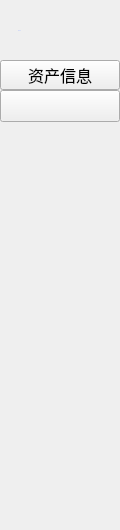
Before: the Qt Designer form LNKWallet/functionBar/FunctionGuardWidget.ui in HcashOrg/hx-indicator, drawn with Qt 5.
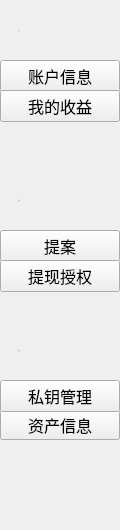
After: the same form once the commit is applied.

Patch:
```diff
--- a/LNKWallet/functionBar/FunctionGuardWidget.ui
+++ b/LNKWallet/functionBar/FunctionGuardWidget.ui
@@ -37,7 +37,7 @@
 padding-left: 18px;</string>
    </property>
    <property name="text">
-    <string>Guard</string>
+    <string>账户</string>
    </property>
    <property name="alignment">
     <set>Qt::AlignLeading|Qt::AlignLeft|Qt::AlignVCenter</set>
@@ -47,7 +47,7 @@
    <property name="geometry">
     <rect>
      <x>0</x>
-     <y>60</y>
+     <y>410</y>
      <width>120</width>
      <height>30</height>
     </rect>
@@ -61,7 +61,121 @@
     <string>资产信息</string>
    </property>
   </widget>
-  <widget class="QToolButton" name="myOrderBtn">
+  <widget class="QToolButton" name="keyManageBtn">
+   <property name="geometry">
+    <rect>
+     <x>0</x>
+     <y>380</y>
+     <width>120</width>
+     <height>32</height>
+    </rect>
+   </property>
+   <property name="font">
+    <font>
+     <pointsize>12</pointsize>
+    </font>
+   </property>
+   <property name="text">
+    <string>私钥管理</string>
+   </property>
+  </widget>
+  <widget class="QToolButton" name="proposalBtn">
+   <property name="geometry">
+    <rect>
+     <x>0</x>
+     <y>230</y>
+     <width>120</width>
+     <height>32</height>
+    </rect>
+   </property>
+   <property name="font">
+    <font>
+     <pointsize>12</pointsize>
+    </font>
+   </property>
+   <property name="text">
+    <string>提案</string>
+   </property>
+  </widget>
+  <widget class="QLabel" name="label_normal_2">
+   <property name="geometry">
+    <rect>
+     <x>0</x>
+     <y>170</y>
+     <width>120</width>
+     <height>60</height>
+    </rect>
+   </property>
+   <property name="font">
+    <font>
+     <family>Microsoft YaHei UI Light</family>
+     <pointsize>-1</pointsize>
+     <weight>50</weight>
+     <italic>false</italic>
+     <bold>false</bold>
+    </font>
+   </property>
+   <property name="styleSheet">
+    <string notr="true">color: #A6B9FF;
+font: 16px &quot;Microsoft YaHei UI Light&quot;;
+padding-left: 18px;</string>
+   </property>
+   <property name="text">
+    <string>提案</string>
+   </property>
+   <property name="alignment">
+    <set>Qt::AlignLeading|Qt::AlignLeft|Qt::AlignVCenter</set>
+   </property>
+  </widget>
+  <widget class="QLabel" name="label_normal_3">
+   <property name="geometry">
+    <rect>
+     <x>0</x>
+     <y>320</y>
+     <width>120</width>
+     <height>60</height>
+    </rect>
+   </property>
+   <property name="font">
+    <font>
+     <family>Microsoft YaHei UI Light</family>
+     <pointsize>-1</pointsize>
+     <weight>50</weight>
+     <italic>false</italic>
+     <bold>false</bold>
+    </font>
+   </property>
+   <property name="styleSheet">
+    <string notr="true">color: #A6B9FF;
+font: 16px &quot;Microsoft YaHei UI Light&quot;;
+padding-left: 18px;</string>
+   </property>
+   <property name="text">
+    <string>高级</string>
+   </property>
+   <property name="alignment">
+    <set>Qt::AlignLeading|Qt::AlignLeft|Qt::AlignVCenter</set>
+   </property>
+  </widget>
+  <widget class="QToolButton" name="accountInfoBtn">
+   <property name="geometry">
+    <rect>
+     <x>0</x>
+     <y>60</y>
+     <width>120</width>
+     <height>32</height>
+    </rect>
+   </property>
+   <property name="font">
+    <font>
+     <pointsize>12</pointsize>
+    </font>
+   </property>
+   <property name="text">
+    <string>账户信息</string>
+   </property>
+  </widget>
+  <widget class="QToolButton" name="myIncomeBtn">
    <property name="geometry">
     <rect>
      <x>0</x>
@@ -76,7 +190,25 @@
     </font>
    </property>
    <property name="text">
-    <string/>
+    <string>我的收益</string>
+   </property>
+  </widget>
+  <widget class="QToolButton" name="withdrawConfirmBtn">
+   <property name="geometry">
+    <rect>
+     <x>0</x>
+     <y>260</y>
+     <width>120</width>
+     <height>32</height>
+    </rect>
+   </property>
+   <property name="font">
+    <font>
+     <pointsize>12</pointsize>
+    </font>
+   </property>
+   <property name="text">
+    <string>提现授权</string>
    </property>
   </widget>
  </widget>
```
